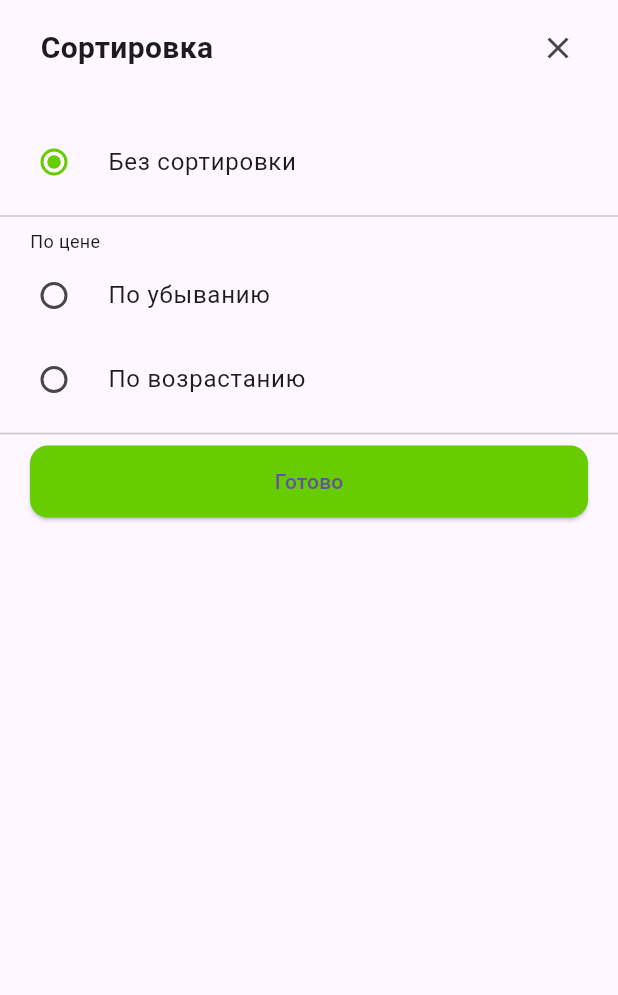
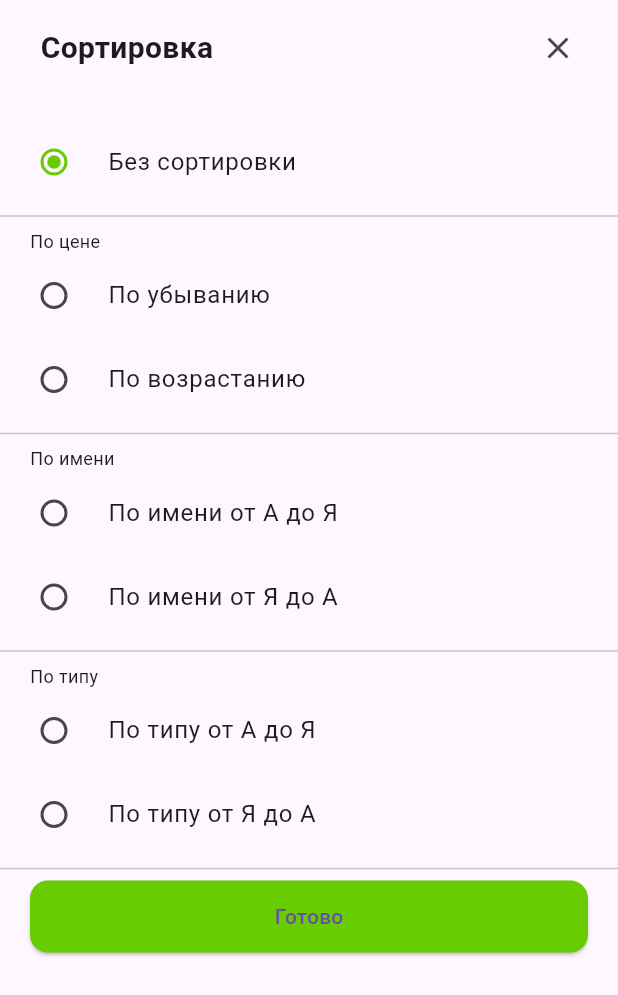
Before and after one commit to GusarovFG/Surf, a Flutter app: the FliterSheet widget shown alone on an empty page, opened directly with empty values, on a phone screen of 412 x 824 dp. Shown: the top 995 px of the screen. Run offline on Flutter 3.47's test engine with Material 3 defaults, Android fonts, the light colour scheme and no system bars; our stand-ins replace decimal, flutter_svg; network calls fail; Roboto replaces fonts that are missing (Sora).

Commit message:
feat: Добавлены недостающие виды фильтрации

```diff
--- /dev/null
+++ b/shesterochka/shesterochka/lib/model/FilterOfProduct/FilterItem.dart
@@ -0,0 +1,2 @@
+
+enum FilterType { def, descendingFilter, ascendingFilter, byNameAZ, byNameZA, byTypeAZ, byTypeZA }
--- a/shesterochka/shesterochka/lib/view/ChequeScreen/MainHeader.dart
+++ b/shesterochka/shesterochka/lib/view/ChequeScreen/MainHeader.dart
@@ -1,8 +1,8 @@
 import 'package:flutter/material.dart';
 import 'package:flutter_svg/svg.dart';
 import 'package:shesterochka/AppColors/AppColors.dart';
-import 'package:shesterochka/model/ProductsFilter.dart';
-import 'package:shesterochka/view/FilterScreen/FilterItem.dart';
+import 'package:shesterochka/model/FilterOfProduct/ProductsFilter.dart';
+import 'package:shesterochka/model/FilterOfProduct/FilterItem.dart';
 import 'package:shesterochka/view/FilterScreen/FilterSheet.dart';
 
 class MainHeader extends StatefulWidget {
@@ -43,7 +43,7 @@ class _MainHeaderState extends State<MainHeader> {
               ),
               onTap: () {
                 showModalBottomSheet(
-                  clipBehavior: Clip.antiAlias,
+                  clipBehavior: Clip.hardEdge,
                   shape: const RoundedRectangleBorder(
                     borderRadius: BorderRadius.only(
                       topLeft: Radius.circular(20.0),
--- a/shesterochka/shesterochka/lib/view/FilterScreen/FilterItem.dart
+++ /dev/null
@@ -1,2 +0,0 @@
-
-enum FilterType { def, descendingFilter, ascendingFilter }
--- a/shesterochka/shesterochka/lib/view/FilterScreen/FilterSheet.dart
+++ b/shesterochka/shesterochka/lib/view/FilterScreen/FilterSheet.dart
@@ -1,7 +1,7 @@
 import 'package:flutter/material.dart';
 import 'package:shesterochka/AppColors/AppColors.dart';
-import 'package:shesterochka/model/ProductsFilter.dart';
-import 'package:shesterochka/view/FilterScreen/FilterItem.dart';
+import 'package:shesterochka/model/FilterOfProduct/ProductsFilter.dart';
+import 'package:shesterochka/model/FilterOfProduct/FilterItem.dart';
 import 'package:shesterochka/view/ProductListView/ProductListView.dart';
 
 // ignore: must_be_immutable
@@ -101,6 +101,78 @@ class FliterSheetState extends State<FliterSheet> {
                     ],
                   ),
                   const Divider(),
+                  Column(
+                    crossAxisAlignment: CrossAxisAlignment.start,
+                    children: [
+                      const Padding(
+                        padding: EdgeInsets.only(left: 20),
+                        child: Text(
+                          'По имени',
+                          style: TextStyle(
+                              fontWeight: FontWeight.w400, fontSize: 12),
+                        ),
+                      ),
+                      RadioListTile(
+                        title: const Text('По имени от А до Я'),
+                        activeColor: widget._colors.buttonsColor,
+                        value: FilterType.byNameAZ,
+                        groupValue: widget.filter,
+                        onChanged: (value) {
+                          setState(() {
+                            widget.filter = value!;
+                          });
+                        },
+                      ),
+                      RadioListTile(
+                        title: const Text('По имени от Я до А'),
+                        activeColor: widget._colors.buttonsColor,
+                        value: FilterType.byNameZA,
+                        groupValue: widget.filter,
+                        onChanged: (value) {
+                          setState(() {
+                            widget.filter = value!;
+                          });
+                        },
+                      ),
+                    ],
+                  ),
+                  const Divider(),
+                  Column(
+                    crossAxisAlignment: CrossAxisAlignment.start,
+                    children: [
+                      const Padding(
+                        padding: EdgeInsets.only(left: 20),
+                        child: Text(
+                          'По типу',
+                          style: TextStyle(
+                              fontWeight: FontWeight.w400, fontSize: 12),
+                        ),
+                      ),
+                      RadioListTile(
+                        title: const Text('По типу от А до Я'),
+                        activeColor: widget._colors.buttonsColor,
+                        value: FilterType.byTypeAZ,
+                        groupValue: widget.filter,
+                        onChanged: (value) {
+                          setState(() {
+                            widget.filter = value!;
+                          });
+                        },
+                      ),
+                      RadioListTile(
+                        title: const Text('По типу от Я до А'),
+                        activeColor: widget._colors.buttonsColor,
+                        value: FilterType.byTypeZA,
+                        groupValue: widget.filter,
+                        onChanged: (value) {
+                          setState(() {
+                            widget.filter = value!;
+                          });
+                        },
+                      ),
+                    ],
+                  ),
+                  const Divider(),
                   SizedBox(
                     width: MediaQuery.of(context).size.width - 40,
                     height: 48,
@@ -123,6 +195,14 @@ class FliterSheetState extends State<FliterSheet> {
                             ProductsFilter().AscendingFilterByPrice();
                           case FilterType.descendingFilter:
                             ProductsFilter().DescendingFilterByPrice();
+                          case FilterType.byNameAZ:
+                            ProductsFilter().AZFilterByName();
+                          case FilterType.byNameZA:
+                            ProductsFilter().ZAFilterByName();
+                          case FilterType.byTypeAZ:
+                            ProductsFilter().AZFilterByType();
+                          case FilterType.byTypeZA:
+                            ProductsFilter().ZAFilterByType();
                         }
                         listKey.currentState?.loaded();
                         listKey.currentState?.setState(() {});
--- a/shesterochka/shesterochka/lib/view/ProductListView/ProductListView.dart
+++ b/shesterochka/shesterochka/lib/view/ProductListView/ProductListView.dart
@@ -2,7 +2,7 @@ import 'dart:async';
 
 import 'package:flutter/material.dart';
 import 'package:shesterochka/AppColors/AppColors.dart';
-import 'package:shesterochka/model/ProductsFilter.dart';
+import 'package:shesterochka/model/FilterOfProduct/ProductsFilter.dart';
 import 'package:shesterochka/view/ProductListView/ProductItem.dart';
 import 'package:shesterochka/view/ProductListView/SummaryWidget.dart';
 
```
Also changed, not shown: shesterochka/shesterochka/lib/model/FilterOfProduct/ProductsFilter.dart (renamed from shesterochka/shesterochka/lib/model/ProductsFilter.dart, +22 -1 lines).
